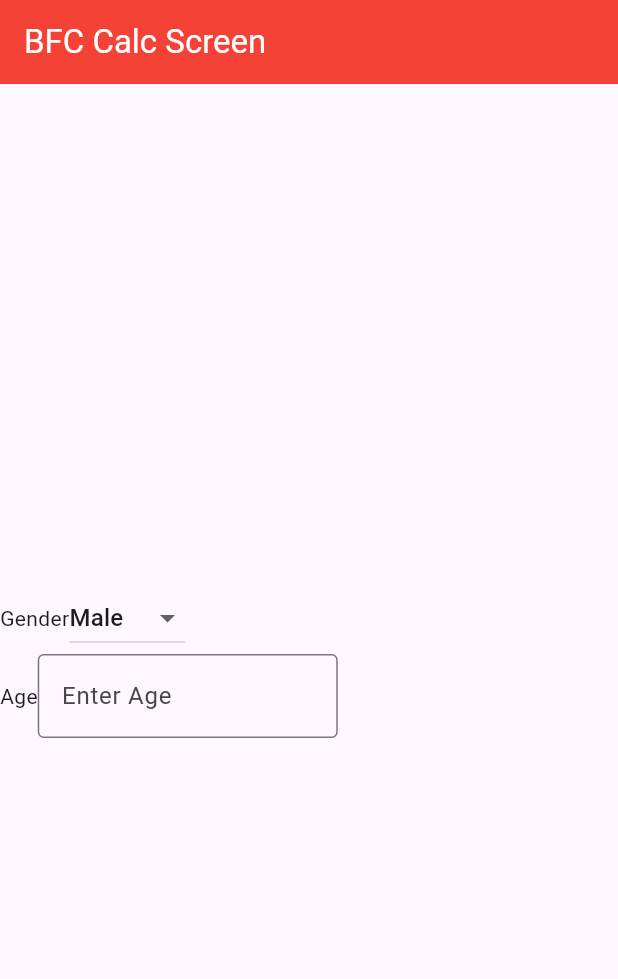
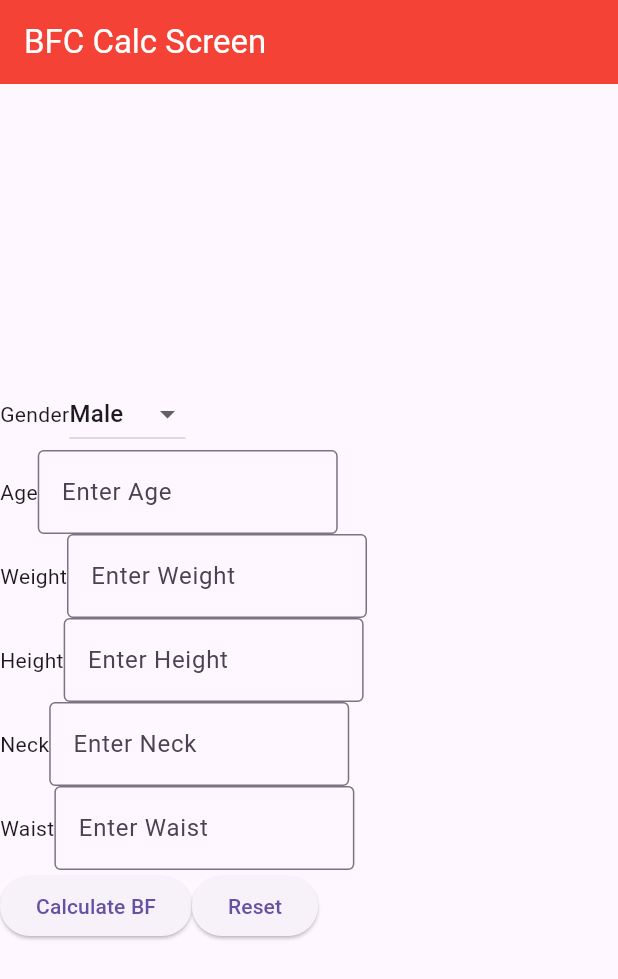
Before and after one commit to ahmadhanis/Flutter-A251, a Flutter app: the screen it shows after launch, on a phone screen of 412 x 824 dp. Shown: the top 979 px of the screen. Run offline on Flutter 3.47's test engine with Material 3 defaults, Android fonts, the phone set to English and light mode, and no system bars.

Commit message:
basic ui BFC

```diff
--- a/FlutterA251_STTGK3013/bfc_app/lib/bfccalcscreen.dart
+++ b/FlutterA251_STTGK3013/bfc_app/lib/bfccalcscreen.dart
@@ -54,6 +54,72 @@ class _BFCCalcScreenState extends State<BFCCalcScreen> {
                 ),
               ],
             ),
+            Row(
+              children: [
+                Text('Weight'),
+                SizedBox(
+                  width: 200,
+                  child: TextField(
+                    keyboardType: TextInputType.number,
+                    decoration: InputDecoration(
+                      border: OutlineInputBorder(),
+                      labelText: 'Enter Weight',
+                    ),
+                  ),
+                ),
+              ],
+            ),
+            Row(
+              children: [
+                Text('Height'),
+                SizedBox(
+                  width: 200,
+                  child: TextField(
+                    keyboardType: TextInputType.number,
+                    decoration: InputDecoration(
+                      border: OutlineInputBorder(),
+                      labelText: 'Enter Height',
+                    ),
+                  ),
+                ),
+              ],
+            ),
+            Row(
+              children: [
+                Text('Neck'),
+                SizedBox(
+                  width: 200,
+                  child: TextField(
+                    keyboardType: TextInputType.number,
+                    decoration: InputDecoration(
+                      border: OutlineInputBorder(),
+                      labelText: 'Enter Neck',
+                    ),
+                  ),
+                ),
+              ],
+            ),
+            Row(
+              children: [
+                Text('Waist'),
+                SizedBox(
+                  width: 200,
+                  child: TextField(
+                    keyboardType: TextInputType.number,
+                    decoration: InputDecoration(
+                      border: OutlineInputBorder(),
+                      labelText: 'Enter Waist',
+                    ),
+                  ),
+                ),
+              ],
+            ),
+            Row(
+              children: [
+                ElevatedButton(onPressed: () {}, child: Text('Calculate BF')),
+                ElevatedButton(onPressed: () {}, child: Text('Reset')),
+              ],
+            ),
           ],
         ),
       ),
```
